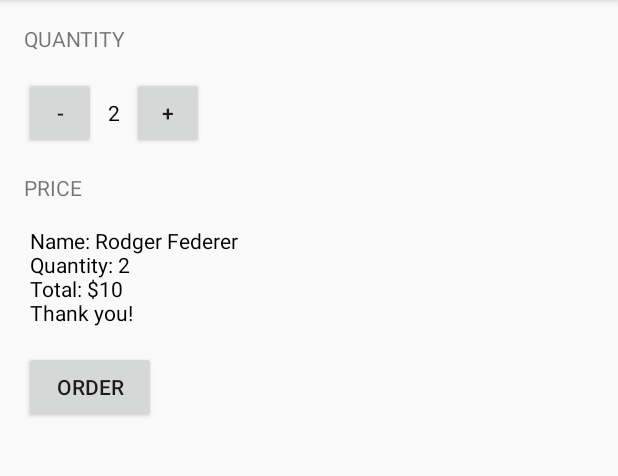
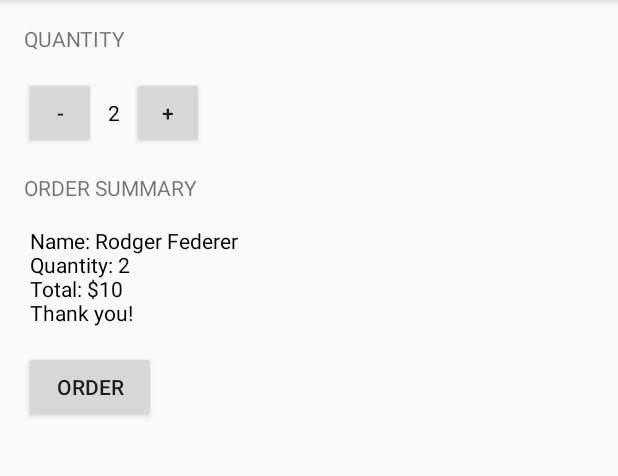
Before and after one commit to djmgeneseo/Just-Java, an Android app: the screen it shows after launch (MainActivity), after a tap on "ORDER", on a phone screen of 412 x 824 dp, the part 84-560 px from its top. Run offline under Robolectric (Android 15) with nearby library versions, the phone set to English and light mode, and no system bars.

Commit message:
add createOrderSummary

```diff
--- a/app/src/main/java/com/example/android/justjava/MainActivity.java
+++ b/app/src/main/java/com/example/android/justjava/MainActivity.java
@@ -87,7 +87,7 @@ public class MainActivity extends AppCompatActivity {
      * This method displays the given text on the screen.
      */
     private void displayMessage(String message) {
-        TextView priceTextView = (TextView) findViewById(R.id.price_text_view);
+        TextView priceTextView = (TextView) findViewById(R.id.order_summary_text_view);
         priceTextView.setText(message);
     }
 }
--- a/app/src/main/res/layout/activity_main.xml
+++ b/app/src/main/res/layout/activity_main.xml
@@ -51,17 +51,16 @@
         android:textAllCaps="true"
         android:layout_marginBottom="16dp"
         android:layout_marginLeft="16dp"
-        android:text="Price"/>
+        android:text="Order Summary" />
 
     <TextView
-        android:id="@+id/price_text_view"
+        android:id="@+id/order_summary_text_view"
         android:layout_width="wrap_content"
         android:layout_height="wrap_content"
         android:textColor="#000000"
         android:layout_marginBottom="16dp"
         android:layout_marginLeft="20dp"
-        android:text="$10.00"
-        />
+        android:text="$10.00" />
 
     <Button
         android:layout_marginLeft="16dp"
```
